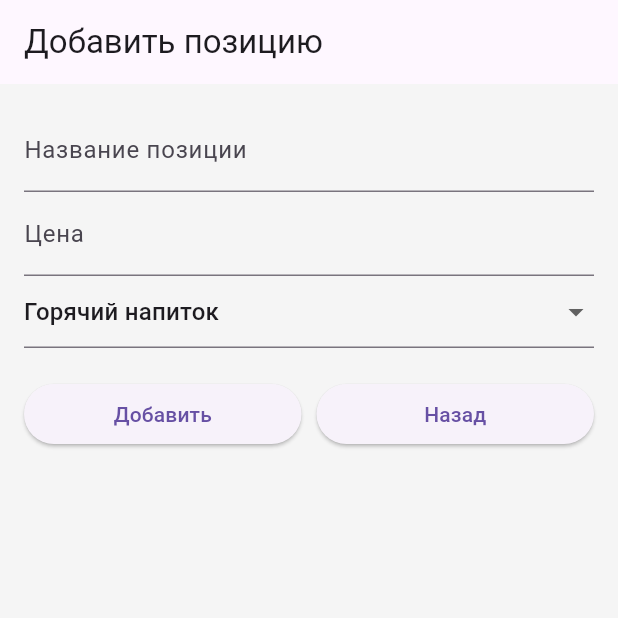
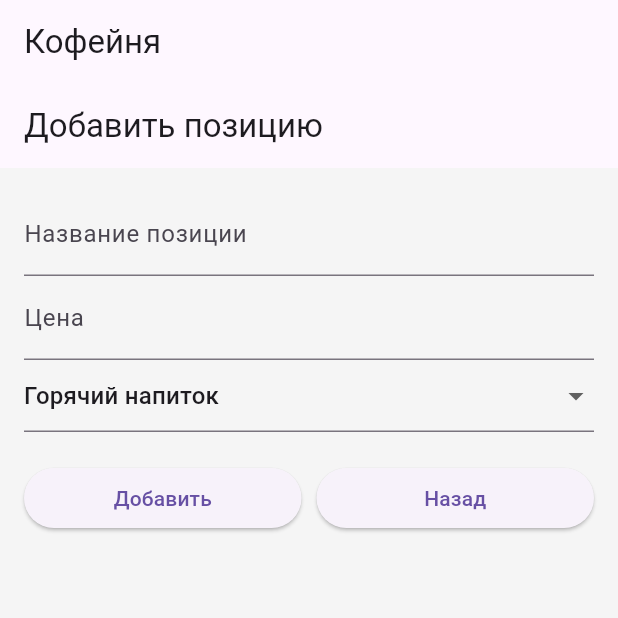
Before and after one commit to SychevOS/sychev_4p, a Flutter app: the screen it shows after launch, after a tap on the "add" icon, on a phone screen of 412 x 824 dp, the top half of it. Run offline on Flutter 3.47's test engine with Material 3 defaults, Android fonts, the phone set to English and light mode, and no system bars; our stand-ins replace cached_network_image.

Commit message:
Изменения в menu_container.dart

```diff
--- a/lib/features/menu/state/menu_container.dart
+++ b/lib/features/menu/state/menu_container.dart
@@ -1,9 +1,8 @@
 import 'package:flutter/material.dart';
+import 'package:cached_network_image/cached_network_image.dart';
 import '../models/menu_model.dart';
 import '../screens/menu_screen.dart';
 import '../screens/menu_form_screen.dart';
-
-enum Screen { list, form }
 
 class MenuContainer extends StatefulWidget {
   const MenuContainer({super.key});
@@ -13,23 +12,101 @@ class MenuContainer extends StatefulWidget {
 }
 
 class _MenuContainerState extends State<MenuContainer> {
-  final List<MenuItem> _menuItems = [];
-  Screen _currentScreen = Screen.list;
+  final List<MenuItem> _menuItems = [
+    // ГОРЯЧИЕ НАПИТКИ
+    MenuItem(
+      id: '1',
+      name: 'Эспрессо',
+      category: 'Горячие напитки',
+      price: 300,
+      isAvailable: true,
+      imageUrl: 'https://neibors.ru/image/cache/catalog/napitki/2presso-1200x800.jpg',
+    ),
+    MenuItem(
+      id: '2',
+      name: 'Капучино',
+      category: 'Горячие напитки',
+      price: 400,
+      isAvailable: true,
+      imageUrl: 'https://avatars.mds.yandex.net/i?id=1caa8d5782bbb457d3e6c5c004ce387e_l-2480510-images-thumbs&n=13',
+    ),
+    MenuItem(
+      id: '3',
+      name: 'Латте',
+      category: 'Горячие напитки',
+      price: 450,
+      isAvailable: true,
+      imageUrl: 'https://avatars.mds.yandex.net/i?id=6646be7152ee17020b554bf5cca12164ace0ff31-5232579-images-thumbs&n=13',
+    ),
 
-  void _showList() { setState(() => _currentScreen = Screen.list); }
-  void _showForm() { setState(() => _currentScreen = Screen.form); }
+    // ХОЛОДНЫЕ НАПИТКИ
+    MenuItem(
+      id: '4',
+      name: 'Айс латте',
+      category: 'Холодные напитки',
+      price: 500,
+      isAvailable: true,
+      imageUrl: 'https://avatars.mds.yandex.net/i?id=4fca9ac787ad648e477e904f2de8e4a871deaa10-10522468-images-thumbs&n=13',
+    ),
+    MenuItem(
+      id: '5',
+      name: 'Фраппучино',
+      category: 'Холодные напитки',
+      price: 550,
+      isAvailable: true,
+      imageUrl: 'https://avatars.mds.yandex.net/i?id=526896d6d7a3501e4e1569605058bfc46cc7befd-5276739-images-thumbs&n=13',
+    ),
 
-  void _addItem(String name, String category, double price) {
+    // ВЫПЕЧКА
+    MenuItem(
+      id: '6',
+      name: 'Круассан',
+      category: 'Выпечка',
+      price: 250,
+      isAvailable: true,
+      imageUrl: 'https://avatars.mds.yandex.net/i?id=cc7476541a12925f62a0c6d28ac08cd33ede4086-16365022-images-thumbs&n=13',
+    ),
+    MenuItem(
+      id: '7',
+      name: 'Маффин',
+      category: 'Выпечка',
+      price: 350,
+      isAvailable: true,
+      imageUrl: 'https://avatars.mds.yandex.net/i?id=613baf14258105d11599c4e210c470cd06a46219-16466062-images-thumbs&n=13',
+    ),
+  ];
+
+  bool _showForm = false;
+
+  void _showAddItemForm() {
     setState(() {
+      _showForm = true;
+    });
+  }
+
+  void _backToMenu() {
+    setState(() {
+      _showForm = false;
+    });
+  }
+
+  void _addItem(String name, String category, double price, String imageUrl) {
     final newItem = MenuItem(
-        id: DateTime.now().microsecondsSinceEpoch.toString(),
+      id: DateTime.now().millisecondsSinceEpoch.toString(),
       name: name,
       category: category,
       price: price,
+      imageUrl: imageUrl,
     );
+
+    setState(() {
       _menuItems.add(newItem);
-      _currentScreen = Screen.list;
+      _showForm = false;
     });
+
+    ScaffoldMessenger.of(context).showSnackBar(
+      SnackBar(content: Text('Позиция "$name" добавлена в меню')),
+    );
   }
 
   void _toggleItem(String id) {
@@ -43,26 +120,70 @@ class _MenuContainerState extends State<MenuContainer> {
   }
 
   void _deleteItem(String id) {
+    final item = _menuItems.firstWhere((item) => item.id == id);
+
+    showDialog(
+      context: context,
+      builder: (context) => AlertDialog(
+        title: const Text('Удалить позицию?'),
+        content: Text('Вы уверены, что хотите удалить "${item.name}" из меню?'),
+        actions: [
+          TextButton(
+            onPressed: () => Navigator.of(context).pop(),
+            child: const Text('Отмена'),
+          ),
+          TextButton(
+            onPressed: () {
               setState(() {
                 _menuItems.removeWhere((item) => item.id == id);
               });
+              Navigator.of(context).pop();
+
+              ScaffoldMessenger.of(context).showSnackBar(
+                SnackBar(
+                  content: Text('Позиция "${item.name}" удалена'),
+                  action: SnackBarAction(
+                    label: 'Отменить',
+                    onPressed: () {
+                      setState(() {
+                        _menuItems.add(item);
+                      });
+                    },
+                  ),
+                ),
+              );
+            },
+            child: const Text('Удалить', style: TextStyle(color: Colors.red)),
+          ),
+        ],
+      ),
+    );
   }
 
   @override
   Widget build(BuildContext context) {
-    switch (_currentScreen) {
-      case Screen.list:
-        return MenuListScreen(
+    return Scaffold(
+      appBar: AppBar(
+        title: const Text('Кофейня'), // Просто текст без логотипа
+      ),
+      body: _showForm
+          ? MenuItemFormScreen(
+        onSave: _addItem,
+        onCancel: _backToMenu,
+      )
+          : MenuScreen(
         menuItems: _menuItems,
-          onAdd: _showForm,
         onToggle: _toggleItem,
         onDelete: _deleteItem,
-        );
-      case Screen.form:
-        return MenuItemFormScreen(
-          onSave: _addItem,
-          onCancel: _showList,
+        onAddItem: _showAddItemForm,
+      ),
+      floatingActionButton: _showForm
+          ? null
+          : FloatingActionButton(
+        onPressed: _showAddItemForm,
+        tooltip: 'Добавить позицию',
+        child: const Icon(Icons.add),
+      ),
     );
   }
 }
-}
```
Lines whose indentation alone changed are shown as unchanged.
